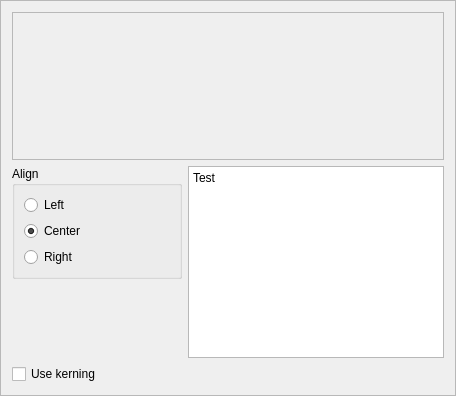
The window that fonttestframe.ui (andryblack/fontbuilder) describes before a commit, drawn with Qt 5.
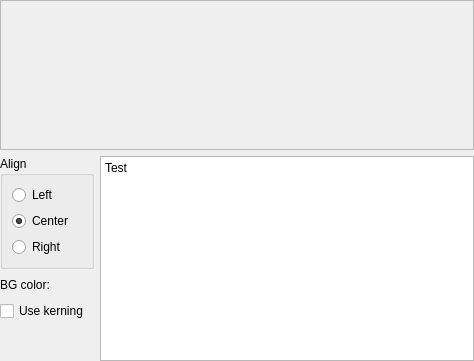
The same window after the commit. Custom widgets are drawn as their Qt base class.

What changed in the file:
```diff
--- a/fonttestframe.ui
+++ b/fonttestframe.ui
@@ -1,25 +1,28 @@
 <?xml version="1.0" encoding="UTF-8"?>
 <ui version="4.0">
  <class>FontTestFrame</class>
- <widget class="QFrame" name="FontTestFrame">
+ <widget class="QWidget" name="FontTestFrame">
   <property name="geometry">
    <rect>
     <x>0</x>
     <y>0</y>
-    <width>456</width>
-    <height>396</height>
+    <width>474</width>
+    <height>361</height>
    </rect>
   </property>
+  <property name="sizePolicy">
+   <sizepolicy hsizetype="Minimum" vsizetype="Minimum">
+    <horstretch>0</horstretch>
+    <verstretch>0</verstretch>
+   </sizepolicy>
+  </property>
   <property name="windowTitle">
    <string>Frame</string>
   </property>
-  <property name="frameShape">
-   <enum>QFrame::StyledPanel</enum>
-  </property>
-  <property name="frameShadow">
-   <enum>QFrame::Raised</enum>
-  </property>
-  <layout class="QVBoxLayout" name="verticalLayout_2" stretch="1,0,0">
+  <layout class="QVBoxLayout" name="verticalLayout_2" stretch="1,0">
+   <property name="margin">
+    <number>0</number>
+   </property>
    <item>
     <widget class="QScrollArea" name="scrollArea">
      <property name="sizePolicy">
@@ -36,8 +39,8 @@
        <rect>
         <x>0</x>
         <y>0</y>
-        <width>430</width>
-        <height>135</height>
+        <width>470</width>
+        <height>144</height>
        </rect>
       </property>
       <layout class="QGridLayout" name="gridLayout">
@@ -101,8 +104,8 @@
     </widget>
    </item>
    <item>
-    <layout class="QGridLayout" name="gridLayout_2">
-     <item row="0" column="1" rowspan="2">
+    <layout class="QGridLayout" name="gridLayout_2" columnstretch="0,0,1">
+     <item row="0" column="2" rowspan="4">
       <widget class="QPlainTextEdit" name="plainTextEdit">
        <property name="sizePolicy">
         <sizepolicy hsizetype="Minimum" vsizetype="Expanding">
@@ -121,7 +124,7 @@
        </property>
       </widget>
      </item>
-     <item row="0" column="0">
+     <item row="0" column="0" colspan="2">
       <widget class="QGroupBox" name="groupBox">
        <property name="sizePolicy">
         <sizepolicy hsizetype="Minimum" vsizetype="Minimum">
@@ -166,40 +169,60 @@
        </layout>
       </widget>
      </item>
-     <item row="1" column="0">
+     <item row="1" column="1">
       <widget class="ColorButton" name="widgetBgColor" native="true">
        <property name="minimumSize">
         <size>
-         <width>20</width>
+         <width>32</width>
          <height>20</height>
         </size>
        </property>
       </widget>
      </item>
+     <item row="1" column="0">
+      <widget class="QLabel" name="label">
+       <property name="text">
+        <string>BG color:</string>
+       </property>
+      </widget>
+     </item>
+     <item row="2" column="0" colspan="2">
+      <widget class="QCheckBox" name="useKerningCheckBox">
+       <property name="text">
+        <string>Use kerning</string>
+       </property>
+      </widget>
+     </item>
+     <item row="3" column="0" colspan="2">
+      <spacer name="verticalSpacer_3">
+       <property name="orientation">
+        <enum>Qt::Vertical</enum>
+       </property>
+       <property name="sizeHint" stdset="0">
+        <size>
+         <width>20</width>
+         <height>40</height>
+        </size>
+       </property>
+      </spacer>
+     </item>
     </layout>
    </item>
-   <item>
-    <widget class="QCheckBox" name="useKerningCheckBox">
-     <property name="text">
-      <string>Use kerning</string>
-     </property>
-    </widget>
-   </item>
   </layout>
  </widget>
  <customwidgets>
-  <customwidget>
-   <class>FontTestWidget</class>
-   <extends>QWidget</extends>
-   <header>fonttestwidget.h</header>
-   <container>1</container>
-  </customwidget>
   <customwidget>
    <class>ColorButton</class>
    <extends>QWidget</extends>
    <header>colorbutton.h</header>
    <container>1</container>
   </customwidget>
+  <customwidget>
+   <class>FontTestWidget</class>
+   <extends>QWidget</extends>
+   <header>fonttestwidget.h</header>
+   <container>1</container>
+  </customwidget>
  </customwidgets>
  <resources/>
  <connections/>
```
